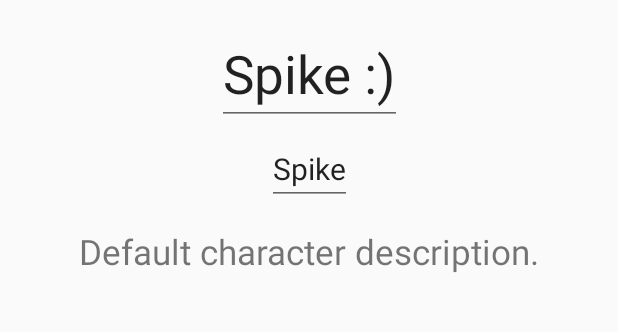
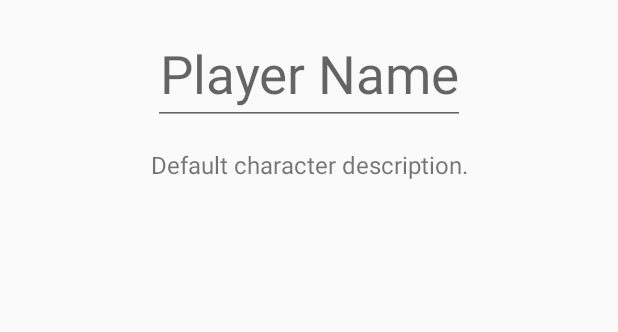
Before and after one commit to kevinmu4587/Messages2, an Android app: the fragment ChatInfoFragment placed in its activity, on a phone screen of 412 x 824 dp, the part 287-619 px from its top. Run offline under Robolectric (Android 15) with nearby library versions, the phone set to English and light mode, and no system bars; our stand-ins replace Room's generated code, navigation-ui; 6 statements that could not run were skipped.

Commit message:
character descriptions, customize player name

```diff
--- a/app/src/main/java/kevin/android/texts/ChatInfoFragment.java
+++ b/app/src/main/java/kevin/android/texts/ChatInfoFragment.java
@@ -21,7 +21,7 @@ import kevin.android.texts.Message.ChatFragment;
 public class ChatInfoFragment  extends Fragment {
     private ImageView profilePicture;
     private EditText editName;
-    private EditText editNickname;
+    // private EditText editNickname;
     private TextView description;
 
     private Conversation conversation;
@@ -36,7 +36,7 @@ public class ChatInfoFragment  extends Fragment {
         View view = inflater.inflate(R.layout.fragment_chat_info, container, false);
         profilePicture = view.findViewById(R.id.chat_info_profile_picture);
         editName = view.findViewById(R.id.chat_info_name);
-        editNickname = view.findViewById(R.id.chat_info_nickname);
+        // editNickname = view.findViewById(R.id.chat_info_nickname);
         description = view.findViewById(R.id.chat_info_description);
         return view;
     }
@@ -46,6 +46,9 @@ public class ChatInfoFragment  extends Fragment {
         super.onViewCreated(view, savedInstanceState);
         conversation = ChatInfoFragmentArgs.fromBundle(getArguments()).getConversation();
         editName.setText(conversation.getFullName());
+        profilePicture.setImageResource(conversation.getProfilePictureID());
+        description.setText(conversation.getDescription());
+
 
         OnBackPressedCallback callback = new OnBackPressedCallback(true) {
             @Override
--- a/app/src/main/java/kevin/android/texts/Conversations/ConversationDatabase.java
+++ b/app/src/main/java/kevin/android/texts/Conversations/ConversationDatabase.java
@@ -2,6 +2,7 @@ package kevin.android.texts.Conversations;
 
 import android.content.Context;
 import android.os.AsyncTask;
+import android.util.Log;
 
 import androidx.annotation.NonNull;
 import androidx.room.Database;
@@ -68,9 +69,11 @@ public abstract class ConversationDatabase extends RoomDatabase {
                     String firstName = jsonObject.getString("firstName");
                     String lastName = jsonObject.getString("lastName");
                     String nickname = jsonObject.getString("nickname");
-                    conversationDao.insert(new Conversation(firstName, lastName, nickname));
+                    String description = jsonObject.getString("description");
+                    conversationDao.insert(new Conversation(firstName, lastName, nickname, description));
                 }
             } catch (JSONException e) {
+                Log.e("ERROR", "JSONException when parsing conversations");
                 e.printStackTrace();
             }
             return null;
--- a/app/src/main/java/kevin/android/texts/Conversations/EditTextDialog.java
+++ b/app/src/main/java/kevin/android/texts/Conversations/EditTextDialog.java
@@ -22,8 +22,6 @@ public class EditTextDialog  extends AppCompatDialogFragment {
     private String firstName, lastName, nickname;
     private int id;
     private EditText firstName_editText, lastName_editText, nickname_editText;
-
-
 
     private EditTextDialogListener listener;
     private static final String TAG = "EditTextDialog";
--- a/app/src/main/java/kevin/android/texts/MainActivity.java
+++ b/app/src/main/java/kevin/android/texts/MainActivity.java
@@ -45,6 +45,9 @@ public class MainActivity extends AppCompatActivity {
         // load the GameManager key decisions from shared preferences
         String json = sharedPref.getString("MyHashMap", null);
         GameManager.firstRun = sharedPref.getBoolean("firstRun", true);
+        GameManager.playerFirstName = sharedPref.getString("playerFirstName", "Default First Name");
+        GameManager.playerLastName = sharedPref.getString("playerLastName", "Default Last Name");
+        GameManager.playerNickname = sharedPref.getString("playerNickname", "Default Nickname");
         if (json == null) return;
         Type myType = new TypeToken<Map<String, Integer>>() {}.getType();
         Map<String, Integer> keyChoices = gson.fromJson(json, myType);
@@ -60,6 +63,9 @@ public class MainActivity extends AppCompatActivity {
         SharedPreferences.Editor editor = sharedPref.edit();
         editor.putString("MyHashMap", new Gson().toJson(GameManager.getKeyChoices()));
         editor.putBoolean("firstRun", GameManager.firstRun);
+        editor.putString("playerFirstName", GameManager.playerFirstName);
+        editor.putString("playerLastName", GameManager.playerLastName);
+        editor.putString("playerNickname", GameManager.playerNickname);
         Gson gson = new Gson();
         String timeline = gson.toJson(GameManager.timeline);
         editor.putString("Timeline", timeline);
--- a/app/src/main/java/kevin/android/texts/Message/MessageAdapter.java
+++ b/app/src/main/java/kevin/android/texts/Message/MessageAdapter.java
@@ -108,7 +108,7 @@ public class MessageAdapter extends RecyclerView.Adapter {
     class NPCMessageHolder extends RecyclerView.ViewHolder {
         private ImageView profilePicture;
         private TextView content;
-//        private TextView timeStamp;se
+//        private TextView timeStamp;
 
         public NPCMessageHolder(@NonNull View itemView) {
             super(itemView);
@@ -119,8 +119,7 @@ public class MessageAdapter extends RecyclerView.Adapter {
 
         void bind(Message message) {
             profilePicture.setImageResource(profilePictureID);
-            int unicode = 0x1f972;
-            content.setText(message.getContent()[message.getChoice()] + new String(Character.toChars(unicode)));
+            content.setText(message.getContent()[message.getChoice()]);
 //            timeStamp.setText(message.getTime());
         }
     }
--- a/app/src/main/res/layout/fragment_chat_info.xml
+++ b/app/src/main/res/layout/fragment_chat_info.xml
@@ -21,22 +21,23 @@
         android:layout_width="wrap_content"
         android:layout_height="wrap_content"
         android:layout_marginTop="15dp"
-        android:text="Spike :)"
+        android:hint="Player Name"
+        android:gravity="center"
         android:textSize="35sp"
         app:layout_constraintEnd_toEndOf="parent"
         app:layout_constraintStart_toStartOf="parent"
         app:layout_constraintTop_toBottomOf="@+id/chat_info_profile_picture"/>
 
-    <EditText
-        android:id="@+id/chat_info_nickname"
-        android:layout_width="wrap_content"
-        android:layout_height="wrap_content"
-        android:layout_marginTop="5dp"
-        android:text="Spike"
-        android:textSize="20sp"
-        app:layout_constraintEnd_toEndOf="parent"
-        app:layout_constraintStart_toStartOf="parent"
-        app:layout_constraintTop_toBottomOf="@+id/chat_info_name"/>
+<!--    <EditText-->
+<!--        android:id="@+id/chat_info_nickname"-->
+<!--        android:layout_width="wrap_content"-->
+<!--        android:layout_height="wrap_content"-->
+<!--        android:layout_marginTop="5dp"-->
+<!--        android:hint="Player Nickname"-->
+<!--        android:textSize="20sp"-->
+<!--        app:layout_constraintEnd_toEndOf="parent"-->
+<!--        app:layout_constraintStart_toStartOf="parent"-->
+<!--        app:layout_constraintTop_toBottomOf="@+id/chat_info_name"/>-->
 
     <TextView
         android:id="@+id/chat_info_description"
@@ -45,10 +46,10 @@
         android:layout_margin="15dp"
         android:textAlignment="center"
         android:text="Default character description."
-        android:textSize="23sp"
+        android:textSize="16sp"
         app:layout_constraintEnd_toEndOf="parent"
         app:layout_constraintStart_toStartOf="parent"
-        app:layout_constraintTop_toBottomOf="@+id/chat_info_nickname"/>
+        app:layout_constraintTop_toBottomOf="@+id/chat_info_name"/>
 
 
 </androidx.constraintlayout.widget.ConstraintLayout>
```
Also changed, not shown: app/src/main/java/kevin/android/texts/Conversations/Conversation.java (+26 -28 lines), app/src/main/java/kevin/android/texts/Conversations/ConversationFragment.java (+12 -3 lines), app/src/main/java/kevin/android/texts/GameManager.java (+9 -6 lines), app/src/main/java/kevin/android/texts/Utils.java (+10 -0 lines), 4 other files.
